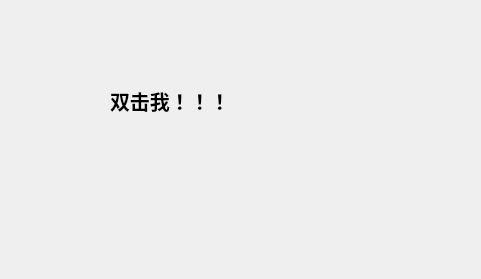
First picture: the form in Qt6Book/Samples/Chap06/sample6_2/widget.ui, repository HongMr/QTCourse, before the edit.
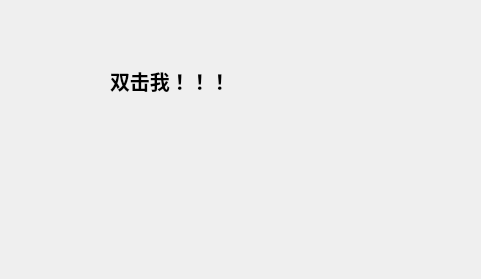
Second picture: the form after the edit. Custom widgets are drawn as their Qt base class.

What changed in the file:
```diff
--- a/Qt6Book/Samples/Chap06/sample6_2/widget.ui
+++ b/Qt6Book/Samples/Chap06/sample6_2/widget.ui
@@ -19,7 +19,7 @@
      <x>110</x>
      <y>60</y>
      <width>151</width>
-     <height>81</height>
+     <height>41</height>
     </rect>
    </property>
    <property name="font">
```
